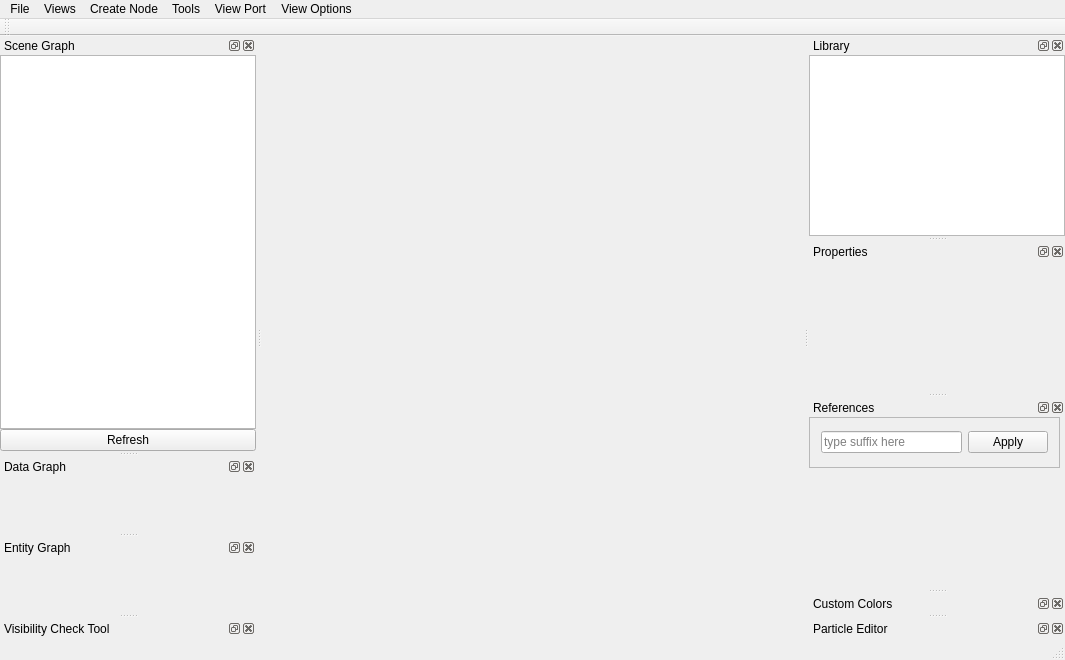
Old version of the form Tools/ResourceEditor/DataQt/mainwindow.ui in the repository xaoctech/dava.engine.
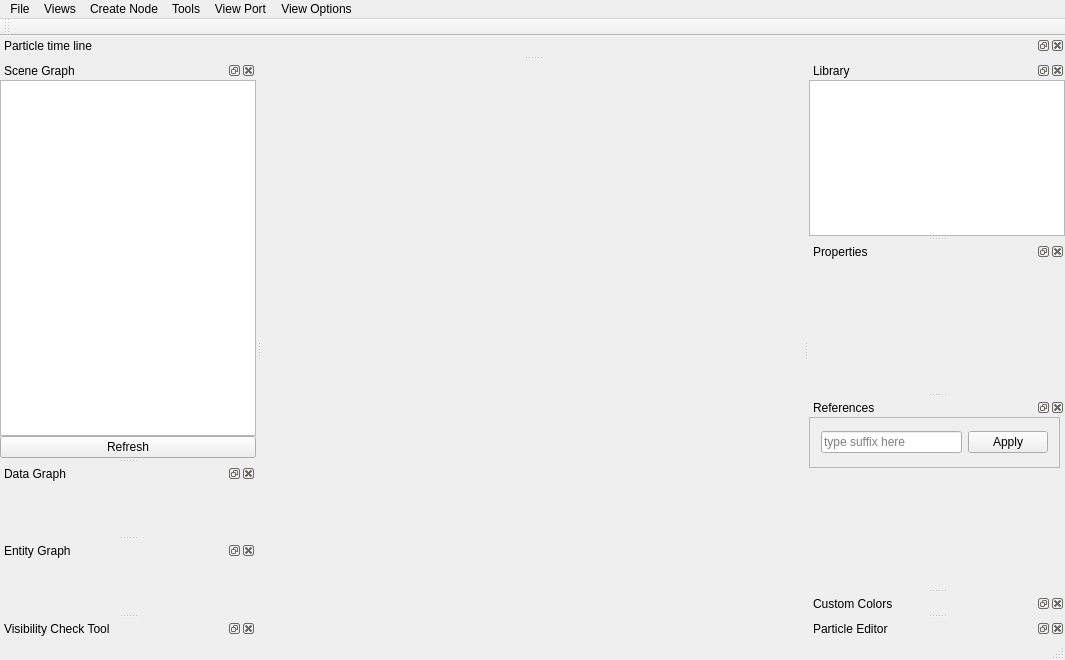
New version of the form. Icons and pictures are not drawn. Custom widgets are drawn as their Qt base class.

Commit message: [DF-421] FrameAnimation time line Particle effect time line

Patch:
```diff
--- a/Tools/ResourceEditor/DataQt/mainwindow.ui
+++ b/Tools/ResourceEditor/DataQt/mainwindow.ui
@@ -423,6 +423,15 @@
     </layout>
    </widget>
   </widget>
+  <widget class="QDockWidget" name="dockParticleEditorTimeLine">
+   <property name="windowTitle">
+    <string>Particle time line</string>
+   </property>
+   <attribute name="dockWidgetArea">
+    <number>4</number>
+   </attribute>
+   <widget class="ParticleTimeLineWidget" name="dockWidgetContents_2"/>
+  </widget>
   <action name="actionNewScene">
    <property name="icon">
     <iconset>
@@ -706,6 +715,12 @@
    <extends>QWidget</extends>
    <header>DockParticleEditor/particleeditorwidget.h</header>
   </customwidget>
+  <customwidget>
+   <class>ParticleTimeLineWidget</class>
+   <extends>QWidget</extends>
+   <header>DockParticleEditor/particletimelinewidget.h</header>
+   <container>1</container>
+  </customwidget>
  </customwidgets>
  <resources>
   <include location="QtIcons.qrc"/>
```
The commit also changes 11 other files.
